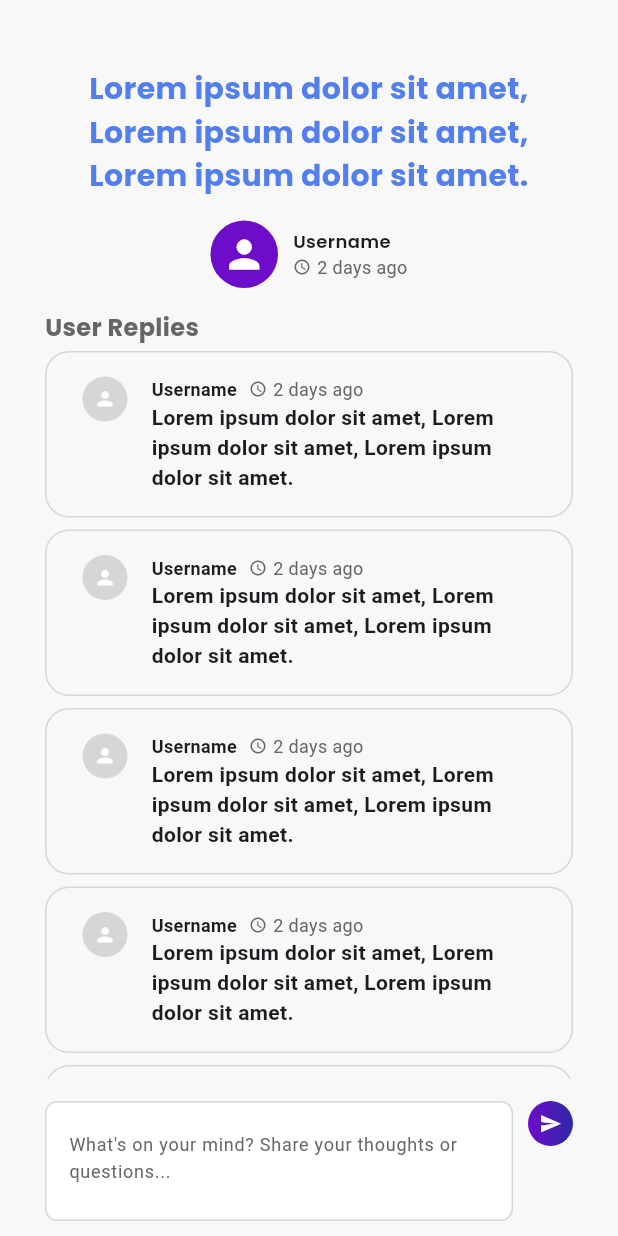
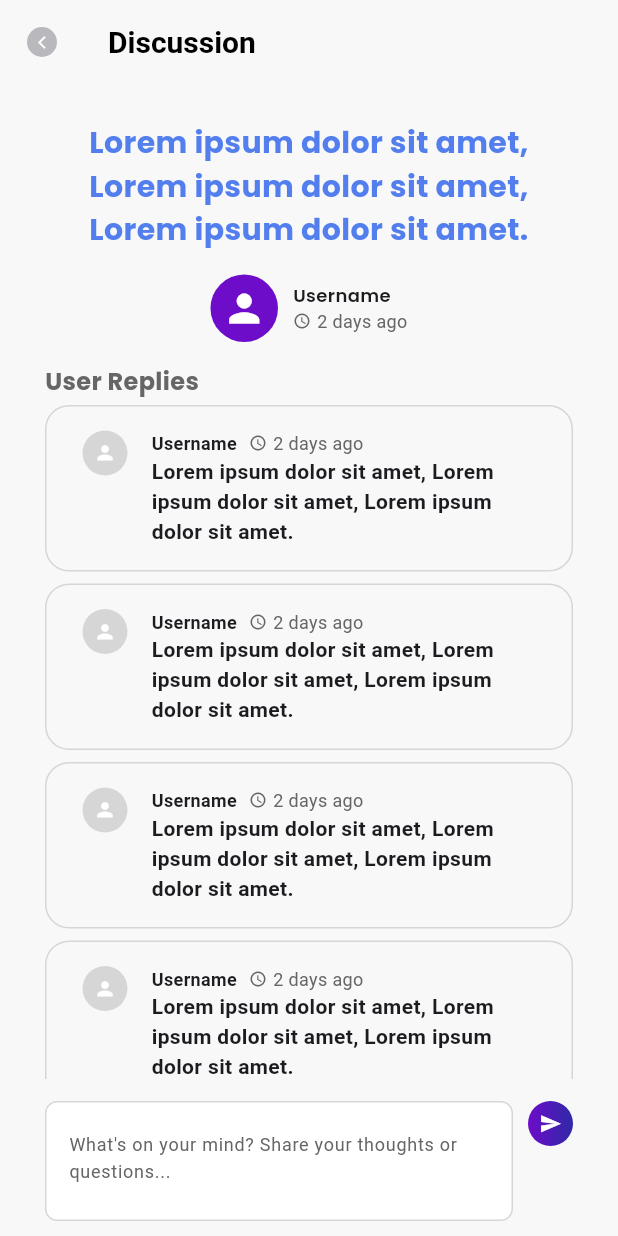
Before and after one commit to JakEt-JakartaGadget/JakEt-mobile, a Flutter app: the Discussion screen opened directly, on a phone screen of 412 x 824 dp. Run offline on Flutter 3.47's test engine with Material 3 defaults, Android fonts, the phone set to English and light mode, and no system bars; our stand-ins replace cached_network_image, flutter_svg, get, google_fonts; missing offline and left inert: pbp_django_auth; project files that could hold a hidden picture were left out.

Commit message:
Add back button to discussion page

```diff
--- a/lib/presentation/discussionForum/discussion.dart
+++ b/lib/presentation/discussionForum/discussion.dart
@@ -13,17 +13,45 @@ class _DiscussionState extends State<Discussion> {
   @override
   Widget build(BuildContext context) {
     return Scaffold(
-        backgroundColor: Color(0xFFF8F8F8),
+        appBar: AppBar(
+          backgroundColor: Color(0xFFF8F8F8),
+          leading: CustomIconButton(
+            height: 20,
+            width: 20,
+            padding: const EdgeInsets.only(left: 5),
+            decoration: BoxDecoration(
+              color: Color(0xFFB9B9BD),
+              borderRadius: BorderRadius.circular(20),
+            ),
+            child: const Icon(
+              Icons.arrow_back_ios,
+              color: Colors.white,
+              size: 10.0,
+            ),
+            onTap: () {
+              Navigator.pop(context);
+            },
+          ),
+          title: const Text(
+            'Discussion',
+            style: TextStyle(
+              color: Colors.black,
+              fontWeight: FontWeight.bold,
+              fontSize: 20,
+            ),
+          ),
+        ),
+        backgroundColor: const Color(0xFFF8F8F8),
         body: Padding(
           padding: const EdgeInsets.symmetric(horizontal: 30.0, vertical: 10.0),
           child: Column(
             crossAxisAlignment: CrossAxisAlignment.start,
             children: [
               // Spacing
-              const SizedBox(height: 35),
+              const SizedBox(height: 15),
 
               // Discussion Topic
-              Text(
+              const Text(
                 'Lorem ipsum dolor sit amet, Lorem ipsum dolor sit amet, Lorem ipsum dolor sit amet.',
                 textAlign: TextAlign.center,
                 style: TextStyle(
@@ -45,11 +73,13 @@ class _DiscussionState extends State<Discussion> {
                   Container(
                     height: 45,
                     width: 45,
-                    decoration: BoxDecoration(
+                    decoration: const BoxDecoration(
                       shape: BoxShape.circle,
                       color: Color(0xFF6D0CC9),
                     ),
-                    child: Icon(
+
+                    // TODO: Replace with user avatarf
+                    child: const Icon(
                       Icons.person,
                       color: Colors.white,
                       size: 30,
@@ -60,7 +90,7 @@ class _DiscussionState extends State<Discussion> {
                   const SizedBox(width: 10),
 
                   // Discussion Owner Username
-                  Column(
+                  const Column(
                     crossAxisAlignment: CrossAxisAlignment.start,
                     children: [
                       Text(
@@ -75,14 +105,14 @@ class _DiscussionState extends State<Discussion> {
                         children: [
                           Icon(
                             Icons.access_time,
-                            color: const Color(0xFF666666),
+                            color: Color(0xFF666666),
                             size: 12,
                           ),
                           SizedBox(width: 4),
                           Text(
                             '2 days ago',
                             style: TextStyle(
-                              color: const Color(0xFF666666),
+                              color: Color(0xFF666666),
                               fontSize: 12,
                             ),
                           ),
@@ -97,7 +127,7 @@ class _DiscussionState extends State<Discussion> {
               const SizedBox(height: 15),
 
               // User Replies Title
-              Text(
+              const Text(
                 'User Replies',
                 textAlign: TextAlign.left,
                 style: TextStyle(
@@ -131,10 +161,10 @@ class _DiscussionState extends State<Discussion> {
                           child: TextField(
                             maxLines: 2,
                             decoration: InputDecoration(
-                              border: OutlineInputBorder(),
+                              border: const OutlineInputBorder(),
                               hintText:
                                   'What\'s on your mind? Share your thoughts or questions...',
-                              hintStyle: TextStyle(
+                              hintStyle: const TextStyle(
                                 fontSize: 12.0,
                                 color: Color(0xFF666666),
                               ),
@@ -142,7 +172,7 @@ class _DiscussionState extends State<Discussion> {
                               filled: true,
                               enabledBorder: OutlineInputBorder(
                                 borderSide:
-                                    BorderSide(color: Color(0xCECECECE)),
+                                    const BorderSide(color: Color(0xCECECECE)),
                                 borderRadius: BorderRadius.circular(8.0),
                               ),
                             ),
--- a/lib/presentation/discussionForum/reply_card.dart
+++ b/lib/presentation/discussionForum/reply_card.dart
@@ -11,7 +11,7 @@ class _ReplyCardState extends State<ReplyCard> {
   @override
   Widget build(BuildContext context) {
     return Container(
-        margin: EdgeInsets.symmetric(vertical: 4),
+        margin: const EdgeInsets.symmetric(vertical: 4),
         decoration: BoxDecoration(
           borderRadius: BorderRadius.circular(16),
           border: Border.all(
@@ -20,7 +20,7 @@ class _ReplyCardState extends State<ReplyCard> {
           ),
         ),
         child: Padding(
-          padding: EdgeInsets.symmetric(horizontal: 24, vertical: 16),
+          padding: const EdgeInsets.symmetric(horizontal: 24, vertical: 16),
           child: Row(
             crossAxisAlignment: CrossAxisAlignment.start,
             children: [
@@ -28,11 +28,12 @@ class _ReplyCardState extends State<ReplyCard> {
               Container(
                 height: 30,
                 width: 30,
-                decoration: BoxDecoration(
+                decoration: const BoxDecoration(
                   shape: BoxShape.circle,
-                  color: const Color(0xCECECECE),
+                  color: Color(0xCECECECE),
                 ),
-                child: Icon(
+                // TODO: Replace with user avatar
+                child: const Icon(
                   Icons.person,
                   color: Colors.white,
                   size: 15,
@@ -41,13 +42,13 @@ class _ReplyCardState extends State<ReplyCard> {
 
               // Discussion Preview
               Padding(
-                padding: EdgeInsets.only(left: 16),
+                padding: const EdgeInsets.only(left: 16),
                 child: Column(
                   mainAxisAlignment: MainAxisAlignment.center,
                   crossAxisAlignment: CrossAxisAlignment.start,
                   children: [
                     // Discussion Detail
-                    Row(
+                    const Row(
                       children: [
                         // Discussion Owner Username
                         Text(
@@ -66,14 +67,14 @@ class _ReplyCardState extends State<ReplyCard> {
                           children: [
                             Icon(
                               Icons.access_time,
-                              color: const Color(0xFF666666),
+                              color: Color(0xFF666666),
                               size: 12,
                             ),
                             SizedBox(width: 4),
                             Text(
                               '2 days ago',
                               style: TextStyle(
-                                color: const Color(0xFF666666),
+                                color: Color(0xFF666666),
                                 fontSize: 12,
                               ),
                             ),
@@ -85,7 +86,7 @@ class _ReplyCardState extends State<ReplyCard> {
                     // Discussion Title
                     Container(
                       width: MediaQuery.of(context).size.width - 160,
-                      child: Text(
+                      child: const Text(
                         'Lorem ipsum dolor sit amet, Lorem ipsum dolor sit amet, Lorem ipsum dolor sit amet.',
                         style: TextStyle(
                           fontWeight: FontWeight.w600,
```
